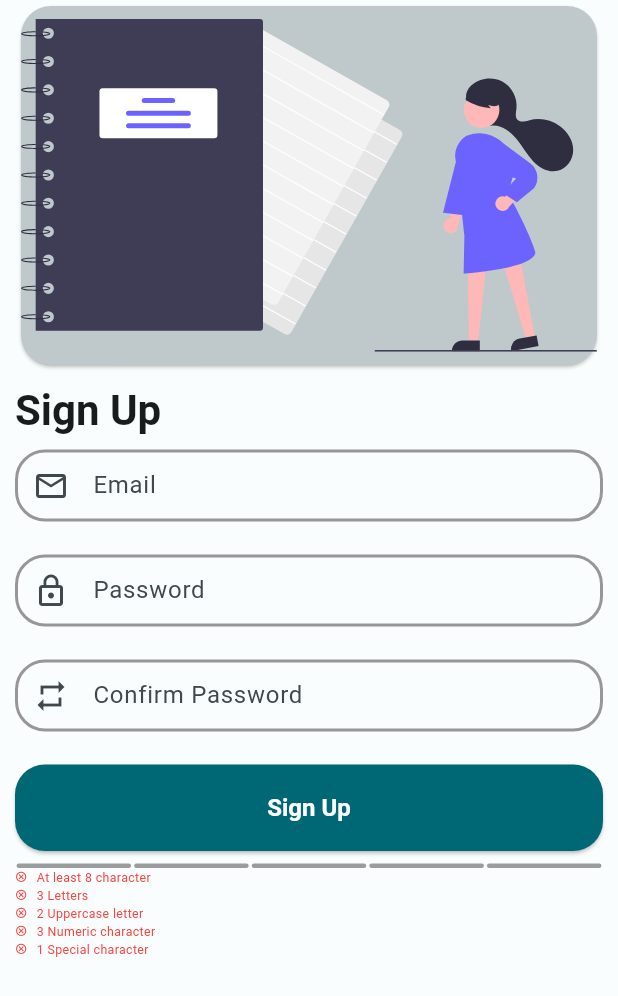
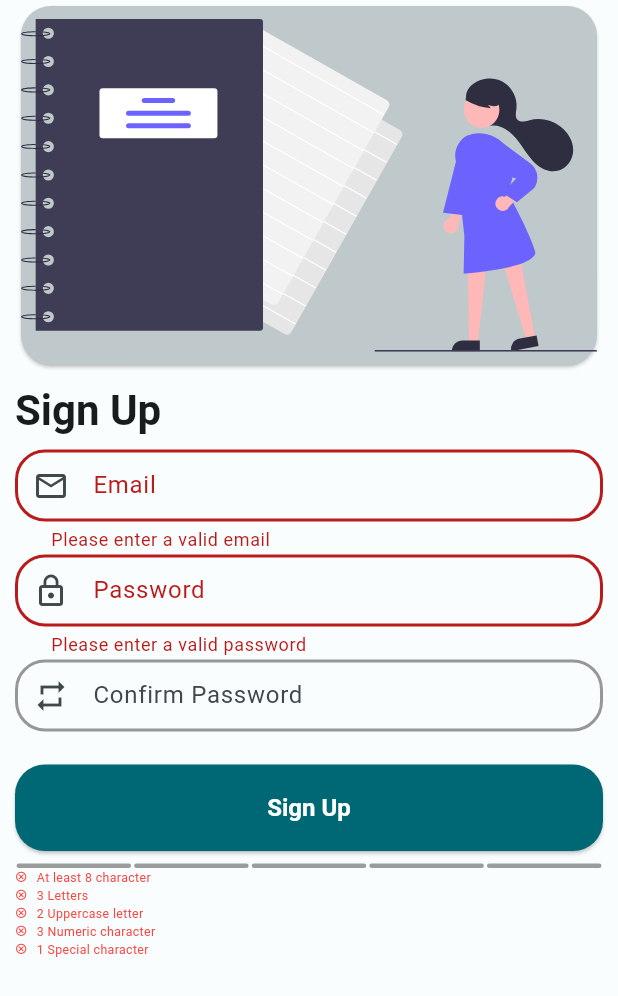
Before and after one commit to Deatsilence/infdic, a Flutter app: the screen it shows after launch, after a tap on "Sign Up", on a phone screen of 412 x 824 dp. Shown: the top 996 px of the screen. Run offline on Flutter 3.47's test engine with Material 3 defaults, Android fonts, the phone set to English and light mode, and no system bars; drawn by our look-alikes of flutter_pw_validator; our stand-ins replace easy_localization, envied, equatable, firebase_core, flutter_svg, gap and 4 more; missing offline and left inert: easy_logger; accounts and stored records are empty; generated files the repository leaves out were written again.

Commit message:
INFD-11 A few configuration of CustomTextFormFields are continue

```diff
--- a/assets/translations/en.json
+++ b/assets/translations/en.json
@@ -9,7 +9,9 @@
     "learn_words": "Learn Words",
     "remember_me": "Remember me",
     "or": "or",
-    "google": "Google"
+    "google": "Google",
+    "please_enter_a_valid_email": "Please enter a valid email",
+    "please_enter_a_valid_password": "Please enter a valid password"
   },
   "general": {
     "button": {
--- a/assets/translations/tr.json
+++ b/assets/translations/tr.json
@@ -9,7 +9,9 @@
     "learn_words": "Kelimeleri Öğren",
     "remember_me": "Beni Hatırla",
     "or": "veya",
-    "google": "Google"
+    "google": "Google",
+    "please_enter_a_valid_email": "Lütfen geçerli bir email giriniz",
+    "please_enter_a_valid_password": "Lütfen geçerli bir şifre giriniz"
   },
   "general": {
     "button": {
--- a/lib/feature/mixin/login_view_mixin.dart
+++ b/lib/feature/mixin/login_view_mixin.dart
@@ -1,5 +1,5 @@
 import 'package:flutter/material.dart';
-import 'package:infdic/feature/view/login_view.dart';
+import 'package:infdic/feature/view/auth/login_view.dart';
 
 /// This is logics of login view
 /// [loginFormKey] is key for login form
--- a/lib/feature/mixin/signup_view_mixin.dart
+++ b/lib/feature/mixin/signup_view_mixin.dart
@@ -1,5 +1,9 @@
+import 'package:common/common.dart';
+import 'package:easy_localization/easy_localization.dart';
 import 'package:flutter/material.dart';
-import 'package:infdic/feature/view/signup_view.dart';
+import 'package:infdic/feature/view/auth/signup_view.dart';
+import 'package:infdic/product/init/language/locale_keys.g.dart';
+import 'package:infdic/product/utility/extension/custom_string_extension.dart';
 
 /// [SignUpViewMixin] is logics of signup view
 mixin SignUpViewMixin on State<SignUpView> {
@@ -15,4 +19,17 @@ mixin SignUpViewMixin on State<SignUpView> {
   /// [confirmPasswordController] is controller for email field
   final TextEditingController confirmPasswordController =
       TextEditingController();
+
+  // TODO: validators will be moved to another file
+  /// [emailValidator] is validator for email field
+  String? emailValidator(String? value) =>
+      value!.hasValue && InfDicRegExp().emailRegexp.hasMatch(value)
+          ? null
+          : LocaleKeys.auth_please_enter_a_valid_email.tr();
+
+  /// [passwordValidator] is validator for password field
+  String? passwordValidator(String? value) =>
+      value.hasValue && InfDicRegExp().passwordRegexp.hasMatch(value!)
+          ? null
+          : LocaleKeys.auth_please_enter_a_valid_password.tr();
 }
--- a/lib/feature/part_of_view/part_of_login_view.dart
+++ b/lib/feature/part_of_view/part_of_login_view.dart
@@ -1,4 +1,4 @@
-part of '../view/login_view.dart';
+part of '../view/auth/login_view.dart';
 
 final class _RememberMeCheckBox extends StatelessWidget {
   const _RememberMeCheckBox();
--- a/lib/feature/view/login_view.dart
+++ b/lib/feature/view/auth/login_view.dart
@@ -3,14 +3,14 @@ import 'package:flutter/material.dart';
 import 'package:flutter/services.dart';
 import 'package:gen/gen.dart';
 import 'package:infdic/feature/mixin/login_view_mixin.dart';
-import 'package:infdic/feature/view/base_auth_view.dart';
+import 'package:infdic/feature/view/auth/base_auth_view.dart';
 import 'package:infdic/product/utility/extension/padding_extension.dart';
 import 'package:infdic/product/widget/custom_text_form_field.dart';
 import 'package:infdic/feature/view/widget/index.dart';
 import 'package:infdic/product/init/language/locale_keys.g.dart';
 import 'package:sizer/sizer.dart';
 
-part '../part_of_view/part_of_login_view.dart';
+part '../../part_of_view/part_of_login_view.dart';
 
 /// This is login page
 final class LoginView extends StatefulWidget {
--- /dev/null
+++ b/lib/feature/view/auth/signup_view.dart
@@ -0,0 +1,81 @@
+import 'package:common/common.dart';
+import 'package:easy_localization/easy_localization.dart';
+import 'package:flutter/material.dart';
+import 'package:gen/gen.dart';
+import 'package:infdic/feature/mixin/signup_view_mixin.dart';
+import 'package:infdic/feature/view/auth/base_auth_view.dart';
+import 'package:infdic/feature/view/widget/auth_is_info_valid.dart';
+import 'package:infdic/feature/view/widget/index.dart';
+import 'package:infdic/product/init/language/locale_keys.g.dart';
+import 'package:infdic/product/utility/extension/custom_string_extension.dart';
+import 'package:infdic/product/utility/extension/padding_extension.dart';
+import 'package:infdic/product/widget/custom_text_form_field.dart';
+import 'package:sizer/sizer.dart';
+
+/// [SignUpView] is the view of sign up page
+class SignUpView extends StatefulWidget {
+  /// Constructor
+  const SignUpView({super.key});
+
+  @override
+  State<SignUpView> createState() => _SignUpViewState();
+}
+
+class _SignUpViewState extends State<SignUpView> with SignUpViewMixin {
+  @override
+  Widget build(BuildContext context) {
+    return Form(
+      key: signUpFormKey,
+      child: GestureDetector(
+        onTap: () => FocusScope.of(context).requestFocus(FocusNode()),
+        child: BaseAuthView(
+          sliver: SliverList(
+            delegate: SliverChildListDelegate(
+              [
+                AuthSvg(
+                  height: 30.h,
+                  child: Assets.icons.icSignup.svg(package: 'gen'),
+                ),
+                const AuthTitle(title: LocaleKeys.auth_signUp)
+                    .onlyPadding(top: 1.h, bottom: 1.h),
+                CustomTextFormField(
+                  controller: emailController,
+                  prefixIcon: const Icon(Icons.email_outlined),
+                  labelText: LocaleKeys.auth_email.tr(),
+                  keyboardType: TextInputType.emailAddress,
+                  validator: emailValidator,
+                ),
+                CustomTextFormField(
+                  controller: passwordController,
+                  prefixIcon: const Icon(Icons.lock_outline),
+                  labelText: LocaleKeys.auth_password.tr(),
+                  keyboardType: TextInputType.visiblePassword,
+                  validator: passwordValidator,
+                ),
+                CustomTextFormField(
+                  controller: confirmPasswordController,
+                  prefixIcon: const Icon(Icons.repeat),
+                  labelText: LocaleKeys.auth_confirm_password.tr(),
+                  keyboardType: TextInputType.visiblePassword,
+                ),
+                SizedBox(
+                  height: 7.h,
+                  child: AuthCustomElevatedButton(
+                    onPressed: () {
+                      if (signUpFormKey.currentState!.validate()) {
+                        signUpFormKey.currentState!.save();
+                        debugPrint('success');
+                      }
+                    },
+                    child: const Text(LocaleKeys.auth_signUp).tr(),
+                  ),
+                ),
+                AuthIsInfoValid(controller: passwordController),
+              ],
+            ),
+          ),
+        ),
+      ),
+    );
+  }
+}
--- a/lib/feature/view/signup_view.dart
+++ /dev/null
@@ -1,68 +0,0 @@
-import 'package:easy_localization/easy_localization.dart';
-import 'package:flutter/material.dart';
-import 'package:gen/gen.dart';
-import 'package:infdic/feature/mixin/signup_view_mixin.dart';
-import 'package:infdic/feature/view/base_auth_view.dart';
-import 'package:infdic/feature/view/widget/auth_is_info_valid.dart';
-import 'package:infdic/feature/view/widget/auth_svg.dart';
-import 'package:infdic/feature/view/widget/index.dart';
-import 'package:infdic/product/init/language/locale_keys.g.dart';
-import 'package:infdic/product/utility/extension/padding_extension.dart';
-import 'package:infdic/product/widget/custom_text_form_field.dart';
-import 'package:sizer/sizer.dart';
-
-/// [SignUpView] is the view of sign up page
-class SignUpView extends StatefulWidget {
-  /// Constructor
-  const SignUpView({super.key});
-
-  @override
-  State<SignUpView> createState() => _SignUpViewState();
-}
-
-class _SignUpViewState extends State<SignUpView> with SignUpViewMixin {
-  bool success = false;
-  @override
-  Widget build(BuildContext context) {
-    return Form(
-      key: signUpFormKey,
-      child: BaseAuthView(
-        sliver: SliverList(
-          delegate: SliverChildListDelegate(
-            [
-              AuthSvg(
-                height: 30.h,
-                child: Assets.icons.icSignup.svg(package: 'gen'),
-              ),
-              const AuthTitle(title: LocaleKeys.auth_signUp)
-                  .onlyPadding(top: 1.h, bottom: 1.h),
-              CustomTextFormField(
-                controller: emailController,
-                prefixIcon: const Icon(Icons.email_outlined),
-                labelText: LocaleKeys.auth_email.tr(),
-              ),
-              CustomTextFormField(
-                controller: passwordController,
-                prefixIcon: const Icon(Icons.lock_outline),
-                labelText: LocaleKeys.auth_password.tr(),
-              ),
-              CustomTextFormField(
-                controller: confirmPasswordController,
-                prefixIcon: const Icon(Icons.repeat),
-                labelText: LocaleKeys.auth_confirm_password.tr(),
-              ),
-              SizedBox(
-                height: 7.h,
-                child: AuthCustomElevatedButton(
-                  onPressed: () {},
-                  child: const Text(LocaleKeys.auth_signUp).tr(),
-                ),
-              ),
-              AuthIsInfoValid(controller: passwordController),
-            ],
-          ),
-        ),
-      ),
-    );
-  }
-}
--- a/lib/main.dart
+++ b/lib/main.dart
@@ -1,6 +1,7 @@
 import 'package:easy_localization/easy_localization.dart';
 import 'package:flutter/material.dart';
-import 'package:infdic/feature/view/signup_view.dart';
+import 'package:infdic/feature/view/auth/login_view.dart';
+import 'package:infdic/feature/view/auth/signup_view.dart';
 import 'package:infdic/product/init/application_initialize.dart';
 import 'package:infdic/product/init/product_localization.dart';
 import 'package:infdic/product/init/theme/custom_dark_theme.dart';
--- /dev/null
+++ b/lib/product/utility/extension/custom_string_extension.dart
@@ -0,0 +1,5 @@
+/// [CustomStringExtension] checks if string is null or empty
+extension CustomStringExtension on String? {
+  /// Check if string is null or empty
+  bool get hasValue => this != null && this!.isNotEmpty;
+}
--- a/lib/product/widget/custom_text_form_field.dart
+++ b/lib/product/widget/custom_text_form_field.dart
@@ -10,6 +10,7 @@ final class CustomTextFormField extends StatefulWidget {
     super.key,
     this.labelText,
     this.validator,
+    this.onSaved,
     this.prefixIcon,
     this.suffixIcon,
     this.controller,
@@ -19,10 +20,13 @@ final class CustomTextFormField extends StatefulWidget {
     this.activeBorderColor,
     this.deActiveBorderColor,
     this.errorBorderColor,
+    this.obscureText = false,
+    this.obscuringCharacter = '•',
   });
 
   final String? labelText;
   final String? Function(String?)? validator;
+  final void Function(String?)? onSaved;
   final Widget? prefixIcon;
   final Widget? suffixIcon;
   final TextEditingController? controller;
@@ -32,6 +36,8 @@ final class CustomTextFormField extends StatefulWidget {
   final Color? activeBorderColor;
   final Color? deActiveBorderColor;
   final Color? errorBorderColor;
+  final bool obscureText;
+  final String obscuringCharacter;
 
   @override
   State<CustomTextFormField> createState() => _CustomTextFormFieldState();
@@ -55,9 +61,12 @@ class _CustomTextFormFieldState extends State<CustomTextFormField> {
             widget.errorBorderColor ?? Theme.of(context).colorScheme.error,
       ),
       validator: widget.validator,
+      onSaved: widget.onSaved,
       controller: widget.controller,
       inputFormatters: widget.inputFormatters,
       keyboardType: widget.keyboardType,
+      obscureText: widget.obscureText,
+      obscuringCharacter: widget.obscuringCharacter,
     );
   }
 }
--- a/modules/common/lib/src/constants/index.dart
+++ b/modules/common/lib/src/constants/index.dart
@@ -1,2 +1,3 @@
 export 'border_radius/index.dart';
 export 'padding/index.dart';
+export 'regexp/index.dart';
--- /dev/null
+++ b/modules/common/lib/src/constants/regexp/index.dart
@@ -0,0 +1 @@
+export 'infdic_regexp.dart';
--- /dev/null
+++ b/modules/common/lib/src/constants/regexp/infdic_regexp.dart
@@ -0,0 +1,12 @@
+/// [RegExp]s used in the application.
+final class InfDicRegExp {
+  /// [emailRegexp] is regexp for email
+  RegExp get emailRegexp => RegExp(
+        r"^[a-zA-Z0-9.a-zA-Z0-9.!#$%&'*+-/=?^_`{|}~]+@[a-zA-Z0-9]+\.[a-zA-Z]+",
+      );
+
+  /// [passwordRegexp] is regexp for password
+  RegExp get passwordRegexp => RegExp(
+        r'^(?=.{8,})(?=.*[A-Z]{2,})(?=.*[0-9]{3,})(?=.*[^\w\s]{1,})(?=.*[a-zA-Z]{3,})',
+      );
+}
--- a/pubspec.yaml
+++ b/pubspec.yaml
@@ -46,6 +46,7 @@ dev_dependencies:
   flutter_test:
     sdk: flutter
   very_good_analysis: ^5.1.0
+  build_runner: ^2.4.7
 
 flutter:
   uses-material-design: true
```
Also changed, not shown: lib/feature/mixin/auth_mixin.dart (added), lib/feature/view/auth/base_auth_view.dart (renamed from lib/feature/view/base_auth_view.dart), pubspec.lock, 3 other files.
